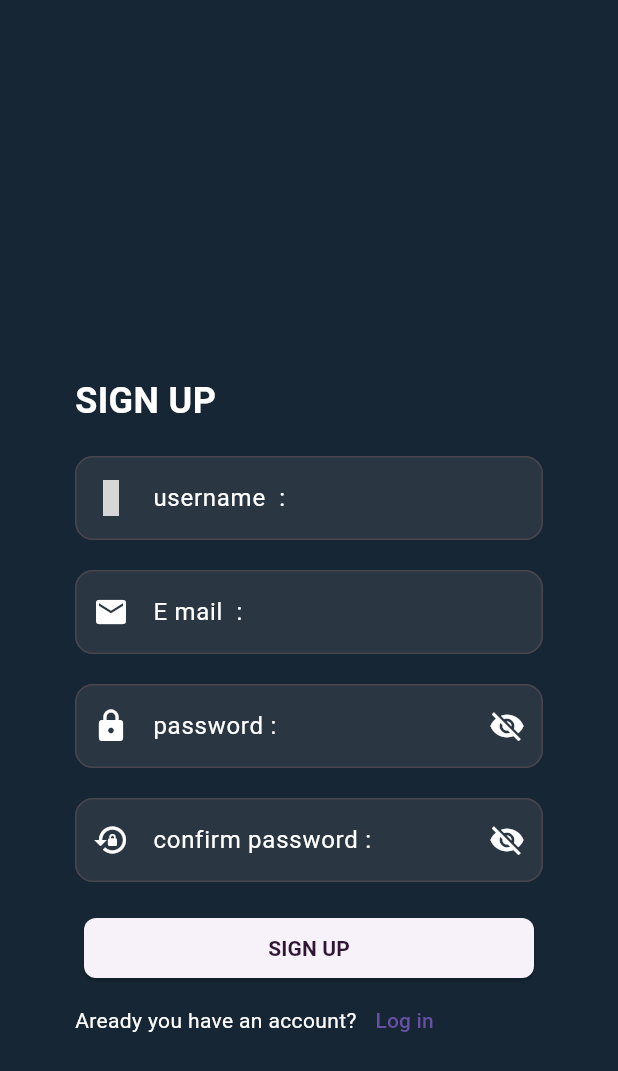
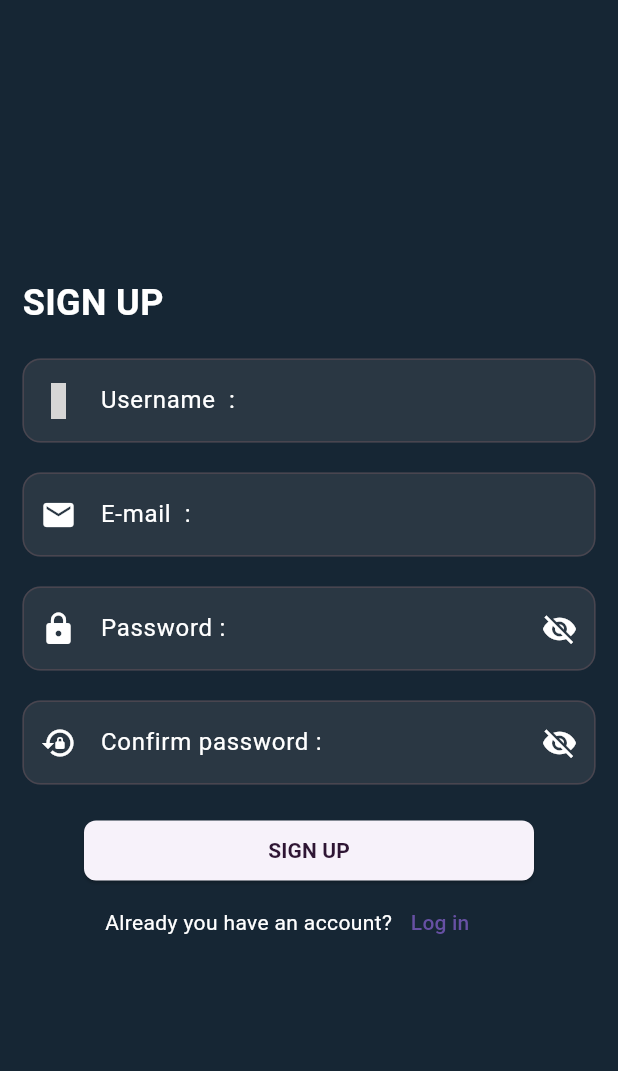
Before and after one commit to vinayakmdas/staffproject, a Flutter app: the signup screen opened directly, on a phone screen of 412 x 824 dp. Shown: the top 1071 px of the screen. Run offline on Flutter 3.47's test engine with Material 3 defaults, Android fonts, the phone set to English and light mode, and no system bars; our stand-ins replace google_fonts, hive_flutter, iconsax_flutter, shared_preferences; accounts and stored records are empty; grey boxes are pictures that could not be loaded.

Commit message:
complete log in page and signup page in 8 augest

```diff
--- a/lib/login and  sign up/signup.dart
+++ b/lib/login and  sign up/signup.dart
@@ -65,11 +65,12 @@ class _signupState extends State<signup> {
   Widget build(BuildContext context) {
     return Scaffold(
       backgroundColor: const Color.fromRGBO(22, 38, 52, 1),
-      body: SingleChildScrollView(
+      body: Center(
+        child: SingleChildScrollView(
           child: Form(
             key: _formkey,
             child: Padding(
-            padding: const EdgeInsets.only(top: 250, left: 50, right: 50),
+              padding: const EdgeInsets.all(15.0),
               child: Column(
                 children: [
                   const Row(
@@ -89,16 +90,17 @@ class _signupState extends State<signup> {
                       controller: _signupusername,
                       prefixicon: Iconsax.user,
                       filedcolor: const Color.fromARGB(37, 158, 158, 158),
-                    lebelname: 'username  :',
+                      lebelname: 'Username  :',
                       lebelcolor: Colors.white,
                       bordercolor: Colors.white,
                       textcontrollercolor: Colors.white,
                       inputFormatters: [
-                      FilteringTextInputFormatter.allow(RegExp('[a-z,A-Z]')),
+                        FilteringTextInputFormatter.deny(RegExp(r'\s'))
                       ],
+                      autovalidateMode: AutovalidateMode.onUserInteraction,
                       validator: (value) {
                         if (value == null || value.isEmpty) {
-                        return " please enter the username";
+                          return " Please enter the username";
                         } else {
                           return null;
                         }
@@ -110,10 +112,11 @@ class _signupState extends State<signup> {
                     controller: _emailcontroller,
                     prefixicon: Icons.mail,
                     filedcolor: const Color.fromARGB(37, 158, 158, 158),
-                  lebelname: 'E mail  :',
+                    lebelname: 'E-mail  :',
                     lebelcolor: Colors.white,
                     bordercolor: Colors.white,
                     textcontrollercolor: Colors.white,
+                    autovalidateMode: AutovalidateMode.onUserInteraction,
                     validator: (value) {
                       if (value == null || value.isEmpty) {
                         return 'Please enter an email';
@@ -131,7 +134,7 @@ class _signupState extends State<signup> {
                     controller: _passwordcontroller,
                     prefixicon: Icons.lock,
                     filedcolor: const Color.fromARGB(37, 158, 158, 158),
-                  lebelname: 'password :',
+                    lebelname: 'Password :',
                     lebelcolor: Colors.white,
                     autovalidateMode: AutovalidateMode.onUserInteraction,
                     bordercolor: Colors.white,
@@ -169,11 +172,14 @@ class _signupState extends State<signup> {
                   CostomTextField(
                     controller: _confirmpassword,
                     prefixicon: Icons.lock_reset,
+                    autovalidateMode: AutovalidateMode.onUserInteraction,
                     filedcolor: const Color.fromARGB(37, 158, 158, 158),
-                  lebelname: 'confirm password :',
+                    lebelname: 'Confirm password :',
                     suffixicon: IconButton(
                       icon: Icon(
-                      _confirmobscure ? Icons.visibility_off : Icons.visibility,
+                        _confirmobscure
+                            ? Icons.visibility_off
+                            : Icons.visibility,
                         color: Colors.white,
                       ),
                       onPressed: () {
@@ -221,8 +227,11 @@ class _signupState extends State<signup> {
                   ),
                   Row(
                     children: [
+                      SizedBox(
+                        width: 55,
+                      ),
                       const Apptext(
-                      "Aready you have an account?",
+                        "Already you have an account?",
                         Colors: Colors.white,
                       ),
                       TextButton(
@@ -237,6 +246,7 @@ class _signupState extends State<signup> {
             ),
           ),
         ),
+      ),
     );
   }
 }
--- a/lib/main.dart
+++ b/lib/main.dart
@@ -5,6 +5,7 @@ import 'package:staff/bottomnavoagator/buttomnavigator.dart';
 import 'package:staff/login%20and%20%20sign%20up/login.dart';
 import 'package:staff/model.dart/signupmodel.dart';
 import 'package:staff/service.dart/signup_Data_Managing.dart';
+import 'package:staff/splashscreens/splashscreen.dart';
 
 void main()async {
 Hive.initFlutter();
@@ -17,19 +18,14 @@ SharedPreferences prefs = await SharedPreferences.getInstance();
 }
 
 class MyApp extends StatelessWidget {
- final  bool isLoggedIn ;
-  const MyApp({super.key
-
-  , this.isLoggedIn=false
-  });
+  final bool isLoggedIn;
+  const MyApp({super.key, required this.isLoggedIn});
 
   @override
   Widget build(BuildContext context) {
-    return  MaterialApp(
-
-          home: isLoggedIn ? ButtonNavigationbar() : Loginpage(),
-          debugShowCheckedModeBanner: false,
-
+    return MaterialApp(
+      home: SplashScreen(isLoggedIn: isLoggedIn),
+      debugShowCheckedModeBanner: false,
     );
   }
 }
--- a/pubspec.yaml
+++ b/pubspec.yaml
@@ -65,8 +65,8 @@ flutter:
   uses-material-design: true
 
   # To add assets to your application, add an assets section, like this:
-  # assets:
-  #   - lib/assets/iPhone 13 Pro Wallpaper.jpeg
+  assets:
+   - lib/asset/gif/loading.gif.gif
   #   - images/a_dot_ham.jpeg
 
   # An image asset can refer to one or more resolution-specific "variants", see
```
Also changed, not shown: lib/custum.dart/textfield.dart (+29 -0 lines), lib/login and  sign up/login.dart (+12 -7 lines), lib/splashscreens/splashscreen.dart (+37 -11 lines), lib/asset/gif/loading.gif.gif (added), lib/custum.dart/logout.dart (deleted), lib/drawer_setttings/drawer.dart (deleted), 1 other file. Lines whose indentation alone changed are shown as unchanged.
